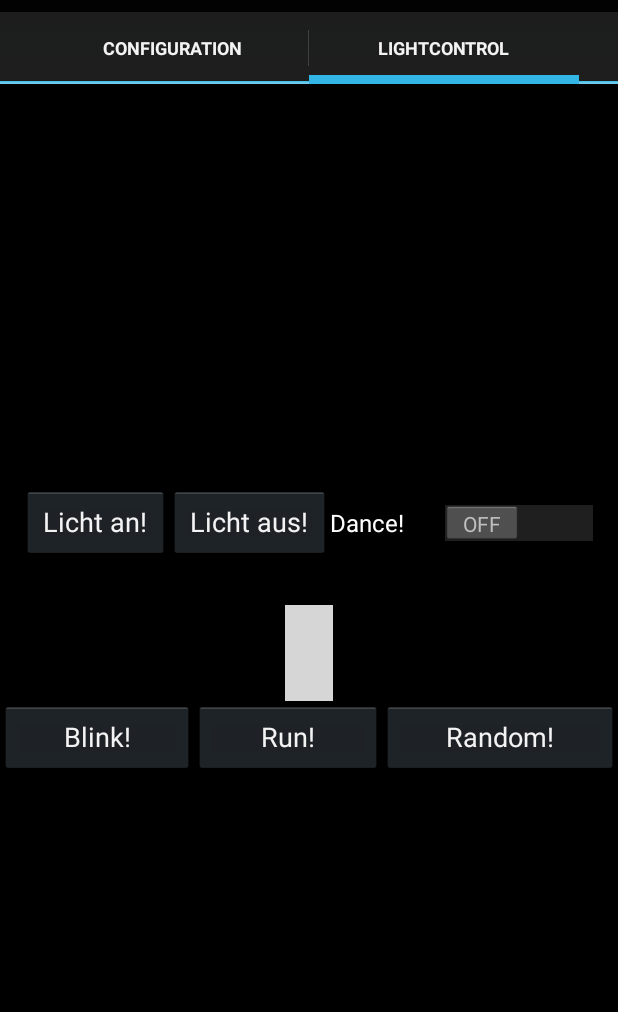
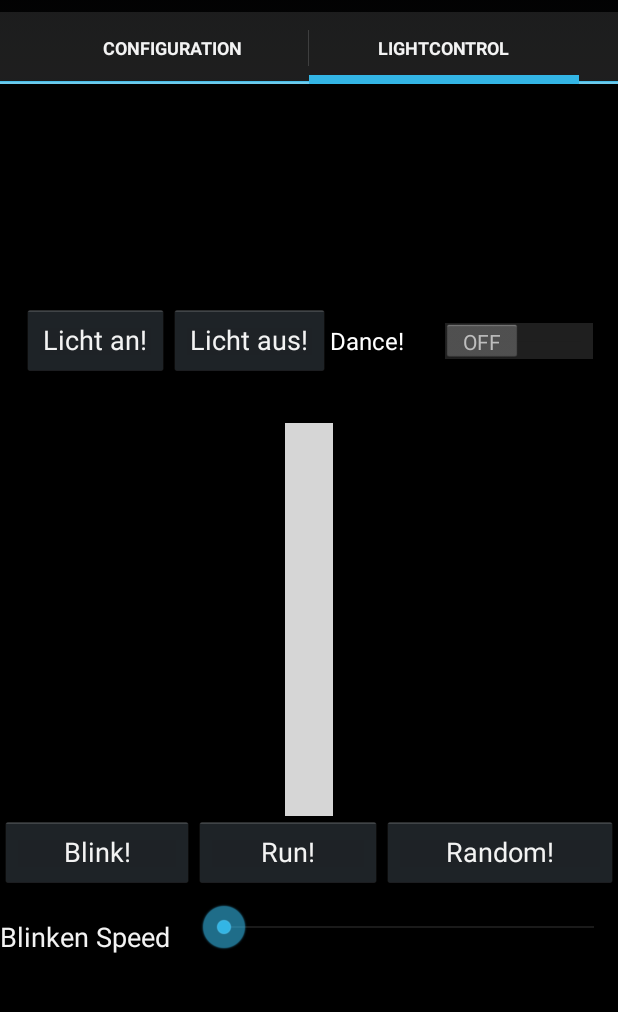
Before and after one commit to chris007de/hackojacko, an Android app: the screen it shows after launch (wearabLED), tab 2 chosen, on a phone screen of 412 x 824 dp, the part 60-1072 px from its top. Run offline under Robolectric (Android 15) with nearby library versions, the phone set to English and light mode, and no system bars; libraries missing offline, so code that uses them is left out: com.larswerkman.holocolorpicker; plain views replace ColorPicker, ValueBar; 7 statements that could not run were skipped; grey boxes are pictures that could not be loaded.

Commit message:
Added seekBar and Protocol Handler for Speed Selection

```diff
--- a/androidSrc/wearabLED/app/src/main/java/com/wearabled/HackoJackoProtocol.java
+++ b/androidSrc/wearabLED/app/src/main/java/com/wearabled/HackoJackoProtocol.java
@@ -18,6 +18,8 @@ public class HackoJackoProtocol {
     public static final byte P_RANDOM   = 0x04;
 
     public static final byte T_DIRECT = 0x01;
+
+    public static final byte T_SPEED = 0x02;
 
 
     private static final byte HEADERLEN = 0x08;
@@ -40,6 +42,12 @@ public class HackoJackoProtocol {
 
         byte[] header = constructHeader(T_DIRECT, 3);
         sendMsg(marshallPacket(header, colorBytes));
+    }
+
+    public static void sendSpeedCommand (byte speed) {
+        byte[] speedByte = new byte[] {speed};
+        byte[] header = constructHeader (T_SPEED, 1);
+        sendMsg(marshallPacket(header, speedByte));
     }
 
     public static void activatePreset(byte presetId) {
--- a/androidSrc/wearabLED/app/src/main/java/com/wearabled/LightingFragment.java
+++ b/androidSrc/wearabLED/app/src/main/java/com/wearabled/LightingFragment.java
@@ -1,12 +1,10 @@
 package com.wearabled;
-import android.content.SharedPreferences;
 import android.hardware.Sensor;
 import android.hardware.SensorEvent;
 import android.hardware.SensorEventListener;
 import android.hardware.SensorManager;
 import android.os.Bundle;
 import android.os.PowerManager;
-import android.preference.PreferenceManager;
 import android.support.v4.app.Fragment;
 import android.util.Log;
 import android.view.LayoutInflater;
@@ -16,7 +14,8 @@ import android.widget.Button;
 import android.widget.CompoundButton;
 import android.widget.Switch;
 import android.graphics.Color;
-import android.os.PowerManager.WakeLock;
+import android.widget.SeekBar;
+
 
 import com.larswerkman.holocolorpicker.ColorPicker;
 import com.larswerkman.holocolorpicker.ValueBar;
@@ -118,6 +117,29 @@ public class LightingFragment extends Fragment implements ColorPicker.OnColorCha
             }
         });
 
+        SeekBar speedSeek = (SeekBar) rootView.findViewById(R.id.speedSeeker);
+        speedSeek.setOnSeekBarChangeListener(new SeekBar.OnSeekBarChangeListener() {
+
+            @Override
+            public void onStopTrackingTouch(SeekBar seekBar) {
+                // TODO Auto-generated method stub
+                int progress = seekBar.getProgress();
+                Log.d ("ProgressBar", "CurValue: " + String.valueOf(progress));
+                HackoJackoProtocol.sendSpeedCommand( (byte) progress);
+
+            }
+
+            @Override
+            public void onStartTrackingTouch(SeekBar seekBar) {
+                // TODO Auto-generated method stub
+            }
+
+            @Override
+            public void onProgressChanged(SeekBar seekBar, int progress,boolean fromUser) {
+                // TODO Auto-generated method stub
+            }
+        });
+
         Switch danceSwitch = (Switch) rootView.findViewById((R.id.sensorSwitch));
         danceSwitch.setOnCheckedChangeListener(new CompoundButton.OnCheckedChangeListener() {
             public void onCheckedChanged(CompoundButton buttonView, boolean isChecked) {
@@ -128,6 +150,8 @@ public class LightingFragment extends Fragment implements ColorPicker.OnColorCha
                 }
             }
         });
+
+
 
         mPicker = (ColorPicker) rootView.findViewById(R.id.picker);
         ValueBar valueBar = (ValueBar) rootView.findViewById(R.id.valuebar);
--- a/androidSrc/wearabLED/app/src/main/res/layout/fragment_lighting.xml
+++ b/androidSrc/wearabLED/app/src/main/res/layout/fragment_lighting.xml
@@ -44,7 +44,7 @@
         <com.larswerkman.holocolorpicker.ColorPicker
             android:id="@+id/picker"
             android:layout_width="wrap_content"
-            android:layout_height="wrap_content"/>
+            android:layout_height="230dp"/>
 
         <com.larswerkman.holocolorpicker.ValueBar
             android:id="@+id/valuebar"
@@ -85,5 +85,29 @@
 
         </TableLayout>
 
+        <LinearLayout
+            android:orientation="horizontal"
+            android:layout_width="match_parent"
+            android:layout_height="wrap_content"
+            android:layout_gravity="center_horizontal"
+            android:layout_marginTop="10dp">
+
+            <TextView
+                android:layout_width="wrap_content"
+                android:layout_height="wrap_content"
+                android:textAppearance="?android:attr/textAppearanceMedium"
+                android:text="@string/seeker_text"
+                android:id="@+id/textView"
+                android:layout_marginRight="20dp"
+                android:layout_marginTop="10dp"
+                android:singleLine="true" />
+
+            <SeekBar
+                android:layout_width="match_parent"
+                android:layout_height="wrap_content"
+                android:id="@+id/speedSeeker"
+                android:max="100" />
+        </LinearLayout>
+
     </LinearLayout>
 </FrameLayout>
--- a/androidSrc/wearabLED/app/src/main/res/values/strings.xml
+++ b/androidSrc/wearabLED/app/src/main/res/values/strings.xml
@@ -15,4 +15,5 @@
     <string name="SocketCreationFailure">Internal connection error!</string>
     <string name="ConnectionSuccessful">Connected!</string>
     <string name="ConnectionError">Could not connect to target!</string>
+    <string name="seeker_text">Blinken Speed</string>
 </resources>
```
